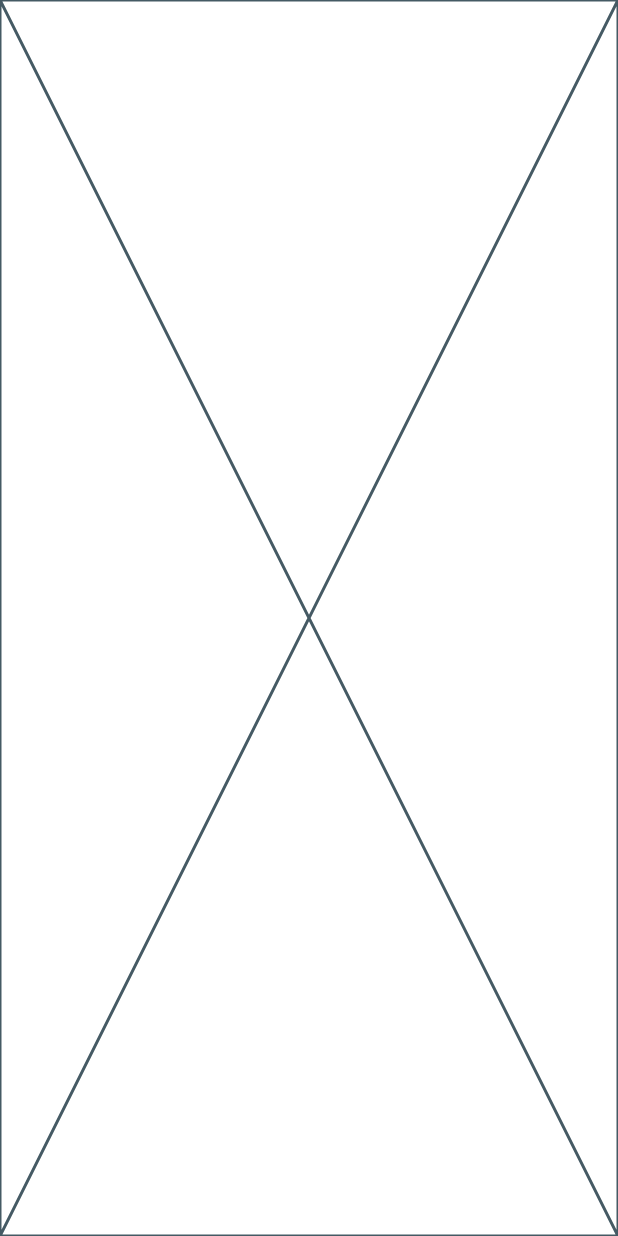
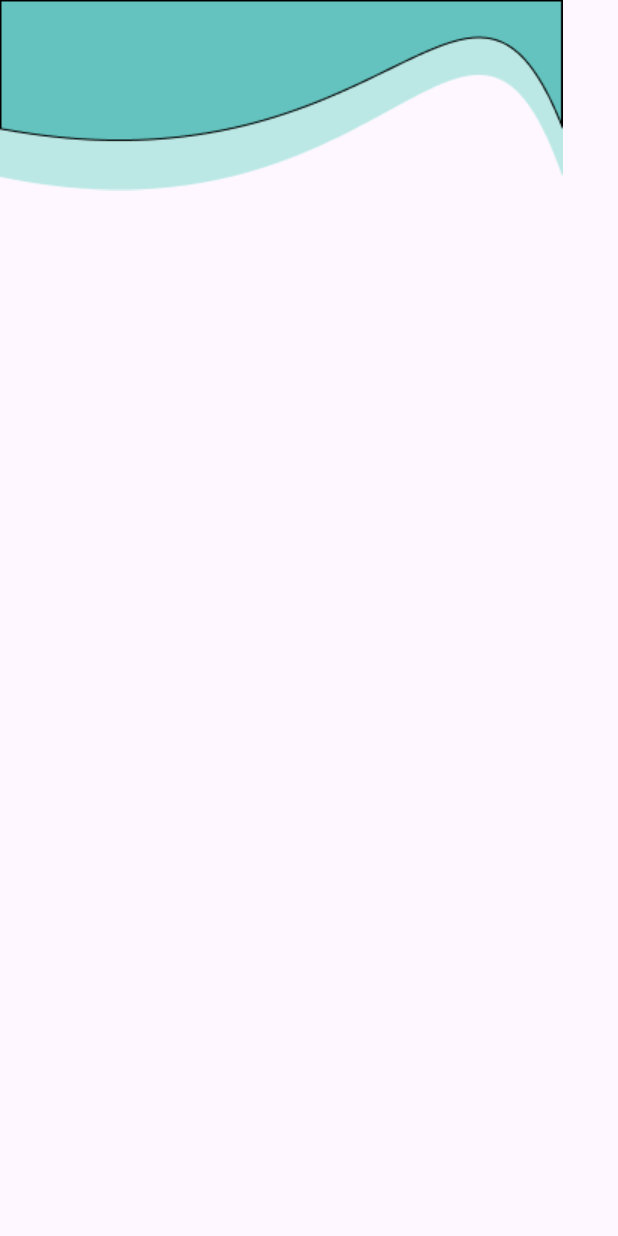
Before and after one commit to abdowqtube5-cmyk/Applacition-Devlopering, a Flutter app: the screen it shows after launch, on a phone screen of 412 x 824 dp. Run offline on Flutter 3.47's test engine with Material 3 defaults, Android fonts, the phone set to English and light mode, and no system bars; our stand-ins replace get.

Commit message:
Begin on app

```diff
--- a/lib/main.dart
+++ b/lib/main.dart
@@ -1,4 +1,8 @@
 import 'package:flutter/material.dart';
+import 'package:get/get.dart';
+import 'package:na/screen/login_screen.dart';
+import 'package:na/screen/sginup_screen.dart';
+import 'package:na/screen/welcome_screen.dart';
 
 void main() {
   runApp(const LoginPro());
@@ -9,6 +13,14 @@ class LoginPro extends StatelessWidget {
 
   @override
   Widget build(BuildContext context) {
-    return const Placeholder();
+    return GetMaterialApp(
+      debugShowCheckedModeBanner: false,
+      initialRoute: "/Welcome",
+      getPages: [
+        GetPage(name: "/Welcome", page: () => WelcomeScreen(),),
+        GetPage(name: "/Login", page: () => LoginScreen(),),
+        GetPage(name: "/Sginup", page: () => SginupScreen(),),
+      ],
+    );
   }
 }
--- /dev/null
+++ b/lib/screen/welcome_screen.dart
@@ -0,0 +1,16 @@
+import 'package:flutter/material.dart';
+
+class WelcomeScreen extends StatelessWidget {
+  const WelcomeScreen({super.key});
+
+  @override
+  Widget build(BuildContext context) {
+    return Scaffold(
+      body: Column(
+        children: [
+          Image.asset("assets/images/1.png"),
+        ],
+      ),
+    );
+  }
+}
--- a/pubspec.yaml
+++ b/pubspec.yaml
@@ -59,9 +59,8 @@ flutter:
   uses-material-design: true
 
   # To add assets to your application, add an assets section, like this:
-  # assets:
-  #   - images/a_dot_burr.jpeg
-  #   - images/a_dot_ham.jpeg
+  assets:
+    - assets/images/1.png
 
   # An image asset can refer to one or more resolution-specific "variants", see
   # https://flutter.dev/to/resolution-aware-images
```
Also changed, not shown: lib/screen/login_screen.dart (added, +10 -0 lines), lib/screen/sginup_screen.dart (added, +10 -0 lines), assets/images/1.png (renamed from assets/Group 1.png), 4 other files.
